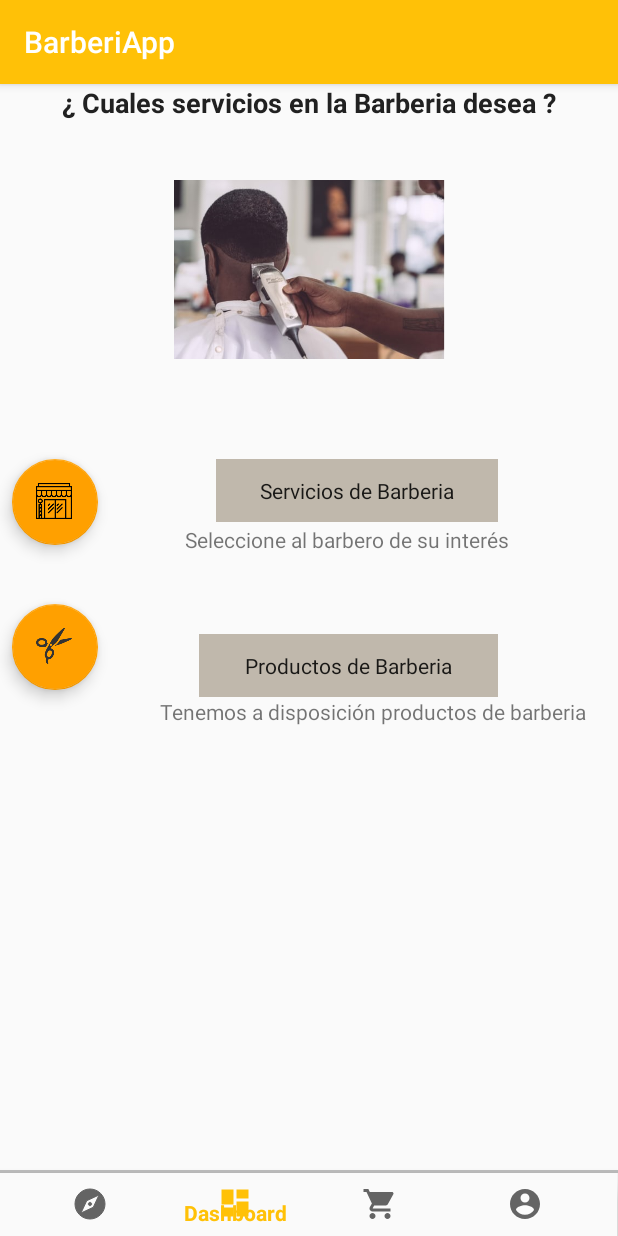
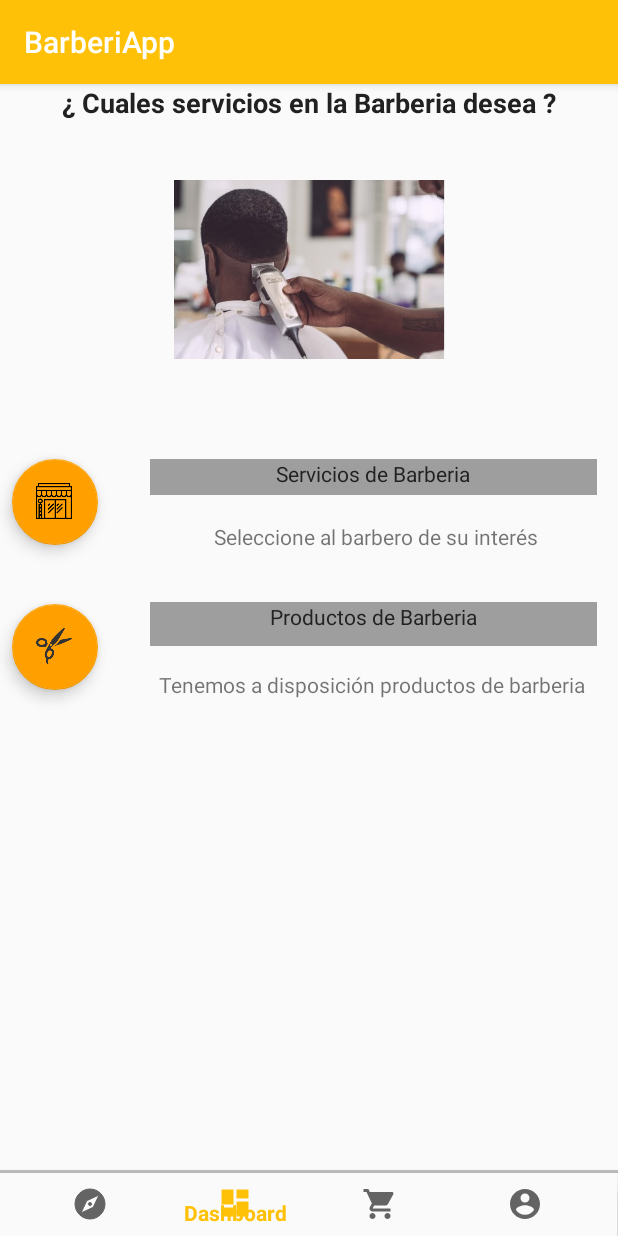
Before and after one commit to Aguirre09/BarberiApp_Fragments, an Android app: the MainActivity screen opened directly, with no data from a screen before it, item 2 of the bottom bar chosen, on a phone screen of 412 x 824 dp. Run offline under Robolectric (Android 15) with nearby library versions, the phone set to English and light mode, and no system bars.

Commit message:
Source code

```diff
--- a/app/src/main/java/com/example/barber_proe/MainActivity.kt
+++ b/app/src/main/java/com/example/barber_proe/MainActivity.kt
@@ -5,6 +5,7 @@ import android.content.Intent
 import androidx.appcompat.app.AppCompatActivity
 import android.os.Bundle
 import android.view.MenuItem
+import android.widget.Toast
 import androidx.appcompat.app.AppCompatDialogFragment
 import androidx.fragment.app.Fragment
 import com.example.barber_proe.ui.InicioFragment
@@ -26,34 +27,32 @@ class MainActivity : AppCompatActivity() {
             when {
                 menuItem.itemId == R.id.navigationExplore -> {
                     loadFragment(InicioFragment())
+                    Toast.makeText(this, "Inicio", Toast.LENGTH_SHORT).show()
+                    return@setOnNavigationItemSelectedListener true
+                }
+                menuItem.itemId == R.id.navigationDashboard -> {
+                    loadFragment(ProcesoFragment())
+                    Toast.makeText(this, "Página de inicio", Toast.LENGTH_SHORT).show()
                     return@setOnNavigationItemSelectedListener true
                 }
 
-                menuItem.itemId == R.id.navigationDashboard -> {
-                    loadFragment(ProcesoFragment())
-                    return@setOnNavigationItemSelectedListener true
-                }
-
-
                 menuItem.itemId == R.id.navigationAccount -> {
                     loadFragment(ProfileFragment())
+                    Toast.makeText(this, "Profile", Toast.LENGTH_SHORT).show()
                     return@setOnNavigationItemSelectedListener true
                 }
 
                 menuItem.itemId == R.id.navigationStore -> {
                     loadFragment(StoreFragment())
+                    Toast.makeText(this, "Tienda", Toast.LENGTH_SHORT).show()
                     return@setOnNavigationItemSelectedListener true
                 }
                 else -> {
                     return@setOnNavigationItemSelectedListener false
                 }
             }
-
-
         }
-
     }
-
     private fun loadFragment(fragment: Fragment){
         supportFragmentManager.beginTransaction().also { fragmentTransaction ->
            fragmentTransaction.replace(R.id.fragmentContainer,fragment)
@@ -61,7 +60,6 @@ class MainActivity : AppCompatActivity() {
 
         }
     }
-
     override fun onBackPressed() {
         setResult(Activity.RESULT_CANCELED)
         finish()
--- a/app/src/main/java/com/example/barber_proe/ui/ProfileFragment.kt
+++ b/app/src/main/java/com/example/barber_proe/ui/ProfileFragment.kt
@@ -13,6 +13,7 @@ import android.view.MenuItem
 import com.example.barber_proe.R
 
 import android.view.Menu
+import com.example.barber_proe.MainActivity
 
 /**
  * A simple [Fragment] subclass.
@@ -35,4 +36,6 @@ class ProfileFragment : Fragment() {
 
 
 
+
+
 }
--- a/app/src/main/res/layout/fragment_proceso.xml
+++ b/app/src/main/res/layout/fragment_proceso.xml
@@ -64,65 +64,30 @@
 
         <TextView
             android:id="@+id/textView2"
-            android:layout_width="272dp"
-            android:layout_height="30dp"
+            android:layout_width="292dp"
+            android:layout_height="32dp"
             android:layout_marginStart="87dp"
             android:layout_marginBottom="288dp"
             android:text="@string/Seleccion_barber"
             android:textAlignment="center"
             app:layout_constraintBottom_toBottomOf="parent"
             app:layout_constraintEnd_toEndOf="parent"
-            app:layout_constraintHorizontal_bias="0.134"
             app:layout_constraintStart_toStartOf="parent" />
 
         <TextView
             android:id="@+id/textView3"
-            android:layout_width="288dp"
-            android:layout_height="43dp"
-            android:layout_marginBottom="160dp"
+            android:layout_width="291dp"
+            android:layout_height="33dp"
+            android:layout_marginBottom="188dp"
             android:text="@string/Productos_Barber"
             android:textAlignment="center"
             app:layout_constraintBottom_toBottomOf="parent"
             app:layout_constraintEnd_toEndOf="parent"
-            app:layout_constraintHorizontal_bias="0.841"
-            app:layout_constraintStart_toStartOf="parent" />
-
-        <EditText
-            android:id="@+id/service_Barber"
-            android:layout_width="188dp"
-            android:layout_height="42dp"
-            android:layout_marginTop="250dp"
-            android:layout_marginEnd="80dp"
-            android:background="#C0B8AC"
-            android:ems="10"
-            android:inputType="textPersonName"
-            android:text="@string/Servicios_Barber"
-            android:textAlignment="center"
-            android:textSize="14sp"
-            app:layout_constraintBottom_toTopOf="@+id/textView2"
-            app:layout_constraintEnd_toEndOf="parent"
-            app:layout_constraintHorizontal_bias="1.0"
-            app:layout_constraintStart_toStartOf="parent"
-            app:layout_constraintTop_toTopOf="parent"
-            app:layout_constraintVertical_bias="0.0" />
-
-        <EditText
-            android:id="@+id/product_Barber"
-            android:layout_width="199dp"
-            android:layout_height="42dp"
-            android:layout_marginEnd="80dp"
-            android:background="#C0B8AC"
-            android:ems="10"
-            android:inputType="textPersonName"
-            android:text="@string/Productos"
-            android:textAlignment="center"
-            android:textSize="14sp"
-            app:layout_constraintBottom_toTopOf="@+id/textView3"
-            app:layout_constraintEnd_toEndOf="parent"
-            app:layout_constraintHorizontal_bias="1.0"
+            app:layout_constraintHorizontal_bias="0.844"
             app:layout_constraintStart_toStartOf="parent" />
 
         <ImageView
+            android:id="@+id/imageView8"
             android:layout_width="262dp"
             android:layout_height="119dp"
             android:layout_marginTop="64dp"
@@ -134,6 +99,36 @@
             app:layout_constraintTop_toTopOf="parent"
             app:layout_constraintVertical_bias="0.0" />
 
+        <TextView
+            android:id="@+id/serviceB"
+            android:layout_width="298dp"
+            android:layout_height="24dp"
+            android:background="#9e9e9e"
+            android:text="@string/Servicios_Barber"
+            android:textAlignment="center"
+            android:textColor="#212221"
+            app:layout_constraintBottom_toBottomOf="parent"
+            app:layout_constraintEnd_toEndOf="parent"
+            app:layout_constraintHorizontal_bias="0.876"
+            app:layout_constraintStart_toStartOf="parent"
+            app:layout_constraintTop_toTopOf="parent"
+            app:layout_constraintVertical_bias="0.425" />
+
+        <TextView
+            android:id="@+id/ProductsB"
+            android:layout_width="298dp"
+            android:layout_height="29dp"
+            android:background="#9e9e9e"
+            android:text="@string/Productos"
+            android:textAlignment="center"
+            android:textColor="#212221"
+            app:layout_constraintBottom_toBottomOf="parent"
+            app:layout_constraintEnd_toEndOf="parent"
+            app:layout_constraintHorizontal_bias="0.876"
+            app:layout_constraintStart_toStartOf="parent"
+            app:layout_constraintTop_toTopOf="parent"
+            app:layout_constraintVertical_bias="0.593" />
+
 
     </androidx.constraintlayout.widget.ConstraintLayout>
 
--- a/app/src/main/res/layout/fragment_profile.xml
+++ b/app/src/main/res/layout/fragment_profile.xml
@@ -43,6 +43,7 @@
             android:src="@drawable/ic_account"
             app:layout_constraintBottom_toBottomOf="parent"
             app:layout_constraintEnd_toEndOf="parent"
+            app:layout_constraintHorizontal_bias="0.526"
             app:layout_constraintStart_toStartOf="parent"
             app:layout_constraintTop_toTopOf="parent"
             app:layout_constraintVertical_bias="0.753" />
@@ -71,7 +72,7 @@
             android:text="Usuario: Alejandro Aguirre"
             app:layout_constraintBottom_toBottomOf="parent"
             app:layout_constraintEnd_toEndOf="parent"
-            app:layout_constraintHorizontal_bias="0.503"
+            app:layout_constraintHorizontal_bias="0.546"
             app:layout_constraintStart_toStartOf="parent"
             app:layout_constraintTop_toTopOf="parent"
             app:layout_constraintVertical_bias="0.0" />
@@ -99,10 +100,10 @@
             android:textAlignment="gravity"
             app:layout_constraintBottom_toBottomOf="parent"
             app:layout_constraintEnd_toEndOf="parent"
-            app:layout_constraintHorizontal_bias="0.668"
+            app:layout_constraintHorizontal_bias="0.577"
             app:layout_constraintStart_toStartOf="parent"
             app:layout_constraintTop_toTopOf="parent"
-            app:layout_constraintVertical_bias="1.0" />
+            app:layout_constraintVertical_bias="0.995" />
 
 
     </androidx.constraintlayout.widget.ConstraintLayout>
```
